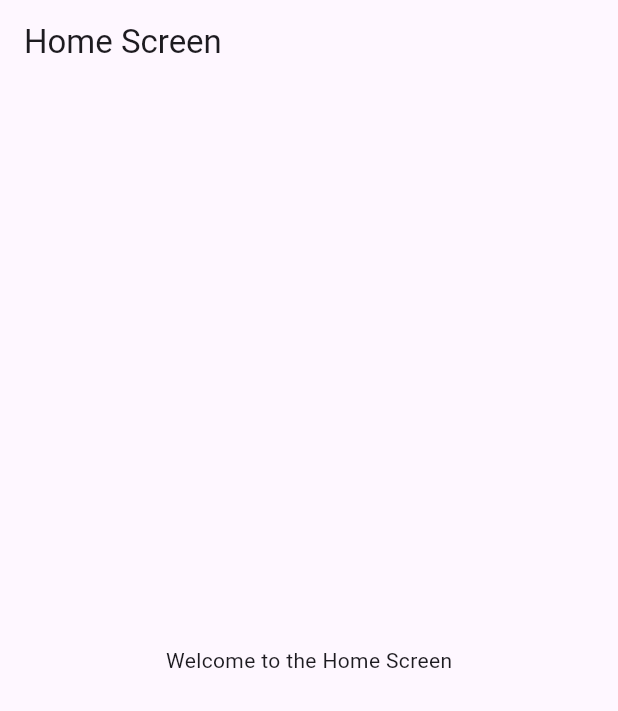
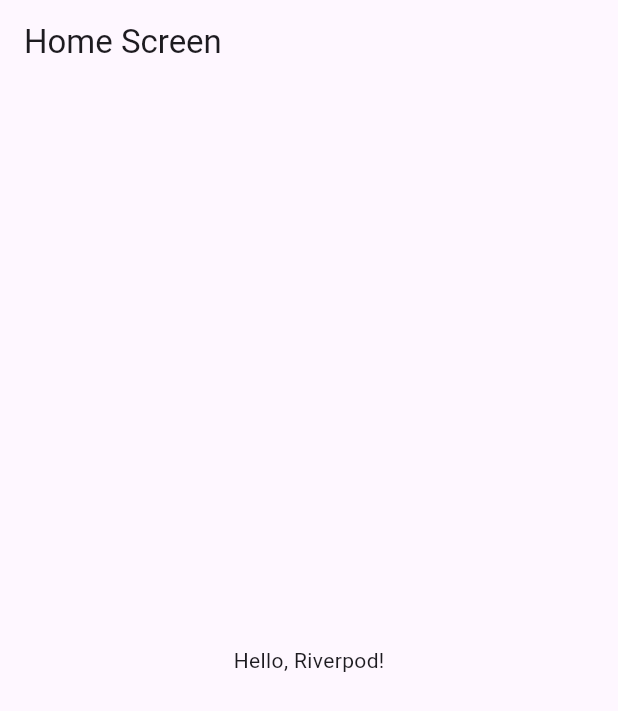
Before and after one commit to khkred/flutter_stack, a Flutter app: the screen it shows after launch, on a phone screen of 412 x 824 dp. Shown: the top 711 px of the screen. Run offline on Flutter 3.47's test engine with Material 3 defaults, Android fonts, the phone set to English and light mode, and no system bars; our stand-ins replace flutter_riverpod.

Commit message:
Provider Added

```diff
--- /dev/null
+++ b/lib/basic_providers.dart
@@ -0,0 +1,5 @@
+import 'package:flutter_riverpod/flutter_riverpod.dart';
+
+const String greeting = 'Hello, Riverpod!';
+
+final greetingProvider = Provider<String>((ref) => greeting);
--- a/lib/main.dart
+++ b/lib/main.dart
@@ -16,8 +16,9 @@
   // This widget is the root of your application.
   @override
   Widget build(BuildContext context) {
-    return MaterialApp(
-      home: const HomeScreen(),
+    return const MaterialApp(
+      debugShowCheckedModeBanner: false,
+      home:  HomeScreen(),
     );
   }
 }
--- a/lib/presentation/screens/home_screen.dart
+++ b/lib/presentation/screens/home_screen.dart
@@ -1,16 +1,20 @@
 import 'package:flutter/material.dart';
+import 'package:flutter_riverpod/flutter_riverpod.dart';
 
-class HomeScreen extends StatelessWidget {
+import '../../basic_providers.dart';
+
+class HomeScreen extends ConsumerWidget {
   const HomeScreen({super.key});
 
   @override
-  Widget build(BuildContext context) {
+  Widget build(BuildContext context, WidgetRef ref) {
+    final greeting = ref.watch(greetingProvider);
     return Scaffold(
       appBar: AppBar(
         title: const Text('Home Screen'),
       ),
-      body: const Center(
-        child: Text('Welcome to the Home Screen'),
+      body: Center(
+        child: Text(greeting),
       ),
     );
   }
```
